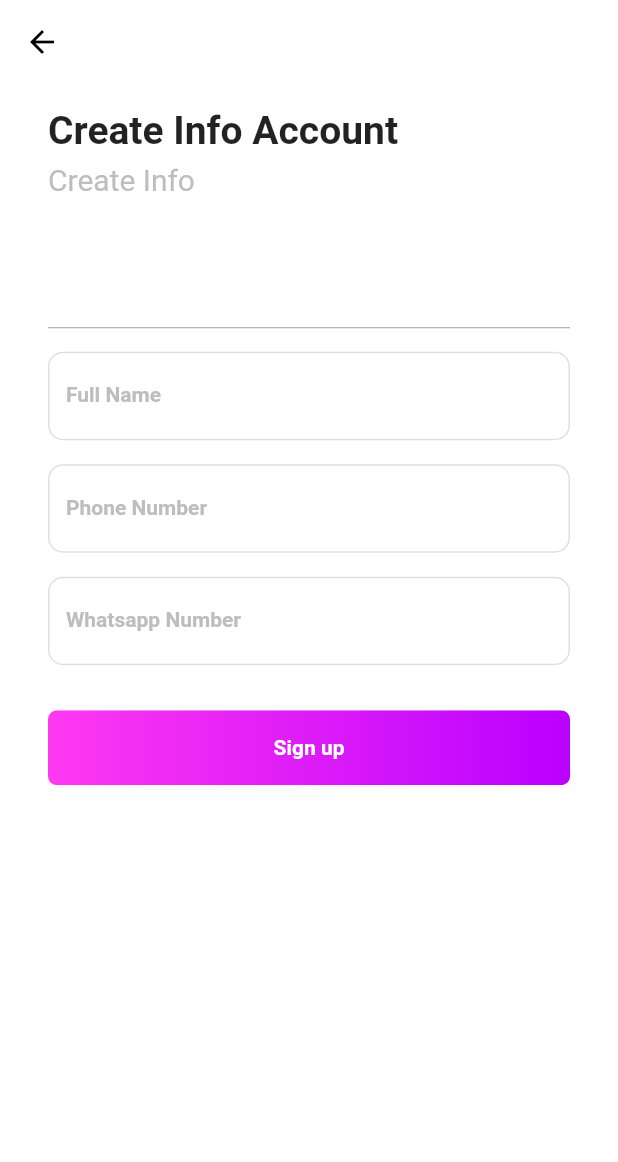
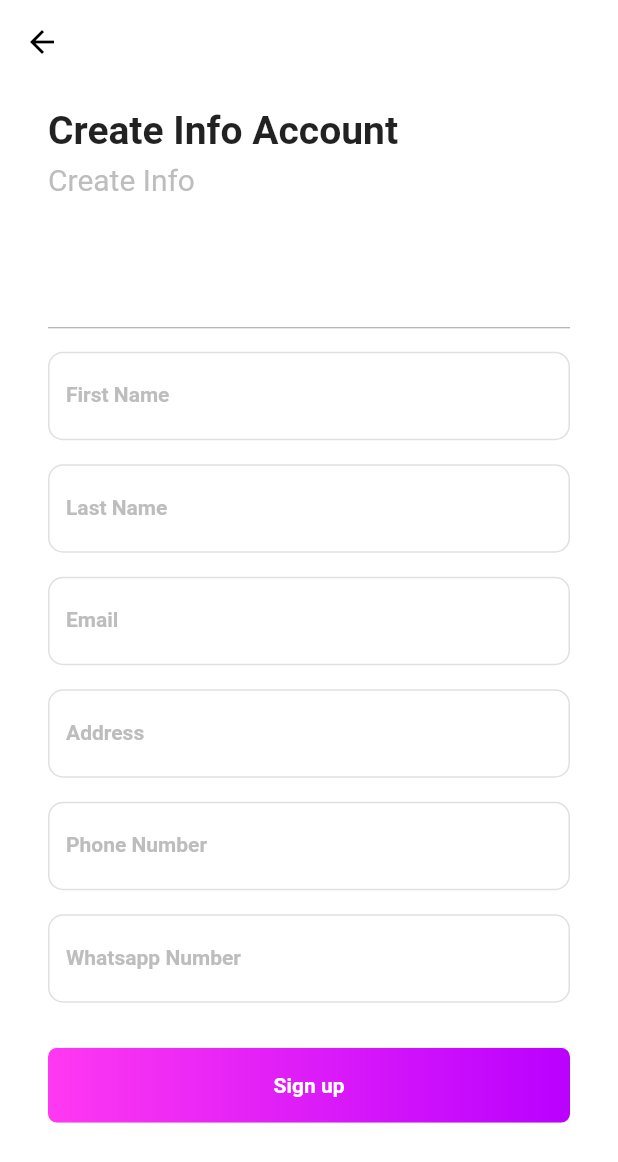
Before and after one commit to renol767/mobile-caffe-both-twennty, a Flutter app: the InfoUser screen opened directly, after a tap on "Sign up", on a phone screen of 412 x 824 dp. Shown: the top 1162 px of the screen. Run offline on Flutter 3.47's test engine with Material 2 defaults, Android fonts, the phone set to English and light mode, and no system bars; our stand-ins replace firebase_auth, firebase_core, flutter_spinkit, page_transition, pinput; accounts and stored records are empty; network calls fail.

Commit message:
usermodel_postdatatoAPI

```diff
--- /dev/null
+++ b/lib/models/user.dart
@@ -0,0 +1,56 @@
+import 'dart:convert';
+import 'package:http/http.dart' as http;
+
+List<User> userFromJson(String str) =>
+    List<User>.from(json.decode(str).map((x) => User.fromJson(x)));
+
+String userToJson(List<User> data) =>
+    json.encode(List<dynamic>.from(data.map((x) => x.toJson())));
+
+class User {
+  User({
+    this.uid,
+    this.firstName,
+    this.lastName,
+    this.email,
+    this.address,
+    this.numberphone,
+    this.numberwhatsapp,
+  });
+
+  String uid;
+  String firstName;
+  String lastName;
+  String email;
+  String address;
+  String numberphone;
+  String numberwhatsapp;
+
+  factory User.fromJson(Map<String, dynamic> json) => User(
+        uid: json["uid"],
+        firstName: json["first_name"],
+        lastName: json["last_name"],
+        email: json["email"],
+        address: json["address"],
+        numberphone: json["numberphone"],
+        numberwhatsapp: json["numberwhatsapp"],
+      );
+  Map<String, dynamic> toJson() => {
+        "uid": uid,
+        "first_name": firstName,
+        "last_name": lastName,
+        "email": email,
+        "address": address,
+        "numberphone": numberphone,
+        "numberwhatsapp": numberwhatsapp,
+      };
+  // static Future<User> connectToAPI(String id) async {
+  //   String apiURL =
+  //       "https://0ba28d60f15343b797e43f64a5a4258a.000webhostapp.com/api/user?uid=" +
+  //           id;
+  //   var apiResult = await http.get(apiURL);
+  //   var jsonObject = json.decode(apiResult.body);
+
+  //   return User.fromJson(jsonObject);
+  // }
+}
--- /dev/null
+++ b/lib/models/usermodel.dart
@@ -0,0 +1,51 @@
+// To parse this JSON data, do
+//
+//     final userModel = userModelFromJson(jsonString);
+
+import 'dart:convert';
+
+List<UserModel> userModelFromJson(String str) =>
+    List<UserModel>.from(json.decode(str).map((x) => UserModel.fromJson(x)));
+
+String userModelToJson(List<UserModel> data) =>
+    json.encode(List<dynamic>.from(data.map((x) => x.toJson())));
+
+class UserModel {
+  UserModel({
+    this.uid,
+    this.firstName,
+    this.lastName,
+    this.email,
+    this.address,
+    this.numberphone,
+    this.numberwhatsapp,
+  });
+
+  String uid;
+  String firstName;
+  String lastName;
+  String email;
+  String address;
+  String numberphone;
+  String numberwhatsapp;
+
+  factory UserModel.fromJson(Map<String, dynamic> json) => UserModel(
+        uid: json["uid"],
+        firstName: json["first_name"],
+        lastName: json["last_name"],
+        email: json["email"],
+        address: json["address"],
+        numberphone: json["numberphone"],
+        numberwhatsapp: json["numberwhatsapp"],
+      );
+
+  Map<String, dynamic> toJson() => {
+        "uid": uid,
+        "first_name": firstName,
+        "last_name": lastName,
+        "email": email,
+        "address": address,
+        "numberphone": numberphone,
+        "numberwhatsapp": numberwhatsapp,
+      };
+}
--- a/lib/page/home.dart
+++ b/lib/page/home.dart
@@ -1,6 +1,9 @@
 import 'package:firebase_auth/firebase_auth.dart';
 import 'package:flutter/material.dart';
 import 'login.dart';
+import '../models/user.dart';
+import 'package:http/http.dart' as http;
+import 'dart:convert';
 
 class Home extends StatefulWidget {
   @override
--- a/lib/page/info_login.dart
+++ b/lib/page/info_login.dart
@@ -1,6 +1,10 @@
+import 'dart:convert';
+import 'package:http/http.dart' as http;
+import 'package:caffe_both_twenty/page/home.dart';
 import 'package:caffe_both_twenty/page/login.dart';
 import 'package:flutter/material.dart';
 import 'package:firebase_auth/firebase_auth.dart';
+import '../models/usermodel.dart';
 
 class InfoUser extends StatefulWidget {
   @override
@@ -8,9 +12,48 @@ class InfoUser extends StatefulWidget {
 }
 
 class _InfoUserState extends State<InfoUser> {
+  Future<UserModel> createUser(
+      String uid,
+      String firstname,
+      String lastname,
+      String email,
+      String address,
+      String numberphone,
+      String numberwhatsapp) async {
+    final String apiURL =
+        "https://0ba28d60f15343b797e43f64a5a4258a.000webhostapp.com/api/user";
+    final response = await http.post(apiURL, body: {
+      "uid": uid,
+      "first_name": firstname,
+      "last_name": lastname,
+      "email": email,
+      "address": address,
+      "numberphone": numberphone,
+      "numberwhatsapp": numberwhatsapp
+    });
+
+    if (response.statusCode == 200) {
+      var responseString = json.decode(response.body);
+
+      return UserModel.fromJson(responseString);
+    } else {
+      return null;
+    }
+  }
+
+  TextEditingController _uidController = new TextEditingController();
+  TextEditingController _firstnameController = new TextEditingController();
+  TextEditingController _lastnameController = new TextEditingController();
+  TextEditingController _emailController = new TextEditingController();
+  TextEditingController _addressController = new TextEditingController();
+  TextEditingController _numberphoneController = new TextEditingController();
+  TextEditingController _numberwhatsappController = new TextEditingController();
   String uid, numberphone;
+  // UserDetail user = null;
   @override
   Widget build(BuildContext context) {
+    _uidController.text = uid;
+    String _user;
     return Scaffold(
         resizeToAvoidBottomInset: false,
         appBar: AppBar(
@@ -65,21 +108,21 @@ class _InfoUserState extends State<InfoUser> {
                     height: 30.0,
                   ),
                   TextFormField(
-                    initialValue: uid,
+                    controller: _uidController,
                     decoration: InputDecoration(
                       enabled: false,
                       labelText: uid,
                       labelStyle: TextStyle(
                           fontSize: 14,
-                          color: Colors.grey.shade400,
+                          color: Colors.white,
                           fontWeight: FontWeight.w600),
                       enabledBorder: OutlineInputBorder(
                         borderRadius: BorderRadius.circular(10),
-                        borderSide: BorderSide(color: Colors.grey.shade300),
+                        borderSide: BorderSide(color: Colors.white),
                       ),
                       focusedBorder: OutlineInputBorder(
                         borderRadius: BorderRadius.circular(10),
-                        borderSide: BorderSide(color: Colors.purple.shade300),
+                        borderSide: BorderSide(color: Colors.white),
                       ),
                       floatingLabelBehavior: FloatingLabelBehavior.auto,
                     ),
@@ -90,8 +133,78 @@ class _InfoUserState extends State<InfoUser> {
                   Column(
                     children: <Widget>[
                       TextField(
+                        controller: _firstnameController,
                         decoration: InputDecoration(
-                          labelText: "Full Name",
+                          labelText: "First Name",
+                          labelStyle: TextStyle(
+                              fontSize: 14,
+                              color: Colors.grey.shade400,
+                              fontWeight: FontWeight.w600),
+                          enabledBorder: OutlineInputBorder(
+                            borderRadius: BorderRadius.circular(10),
+                            borderSide: BorderSide(color: Colors.grey.shade300),
+                          ),
+                          focusedBorder: OutlineInputBorder(
+                            borderRadius: BorderRadius.circular(10),
+                            borderSide:
+                                BorderSide(color: Colors.purple.shade300),
+                          ),
+                          floatingLabelBehavior: FloatingLabelBehavior.auto,
+                        ),
+                      ),
+                      SizedBox(
+                        height: 16,
+                      ),
+                      TextField(
+                        controller: _lastnameController,
+                        decoration: InputDecoration(
+                          labelText: "Last Name",
+                          labelStyle: TextStyle(
+                              fontSize: 14,
+                              color: Colors.grey.shade400,
+                              fontWeight: FontWeight.w600),
+                          enabledBorder: OutlineInputBorder(
+                            borderRadius: BorderRadius.circular(10),
+                            borderSide: BorderSide(color: Colors.grey.shade300),
+                          ),
+                          focusedBorder: OutlineInputBorder(
+                            borderRadius: BorderRadius.circular(10),
+                            borderSide:
+                                BorderSide(color: Colors.purple.shade300),
+                          ),
+                          floatingLabelBehavior: FloatingLabelBehavior.auto,
+                        ),
+                      ),
+                      SizedBox(
+                        height: 16,
+                      ),
+                      TextField(
+                        controller: _emailController,
+                        decoration: InputDecoration(
+                          labelText: "Email",
+                          labelStyle: TextStyle(
+                              fontSize: 14,
+                              color: Colors.grey.shade400,
+                              fontWeight: FontWeight.w600),
+                          enabledBorder: OutlineInputBorder(
+                            borderRadius: BorderRadius.circular(10),
+                            borderSide: BorderSide(color: Colors.grey.shade300),
+                          ),
+                          focusedBorder: OutlineInputBorder(
+                            borderRadius: BorderRadius.circular(10),
+                            borderSide:
+                                BorderSide(color: Colors.purple.shade300),
+                          ),
+                          floatingLabelBehavior: FloatingLabelBehavior.auto,
+                        ),
+                      ),
+                      SizedBox(
+                        height: 16,
+                      ),
+                      TextField(
+                        controller: _addressController,
+                        decoration: InputDecoration(
+                          labelText: "Address",
                           labelStyle: TextStyle(
                               fontSize: 14,
                               color: Colors.grey.shade400,
@@ -112,7 +225,7 @@ class _InfoUserState extends State<InfoUser> {
                         height: 16,
                       ),
                       TextFormField(
-                        initialValue: numberphone,
+                        controller: _numberphoneController,
                         decoration: InputDecoration(
                           labelText: "Phone Number",
                           labelStyle: TextStyle(
@@ -134,8 +247,8 @@ class _InfoUserState extends State<InfoUser> {
                         height: 16,
                       ),
                       TextField(
+                        controller: _numberwhatsappController,
                         decoration: InputDecoration(
-                          prefixText: "+62",
                           labelText: "Whatsapp Number",
                           labelStyle: TextStyle(
                               fontSize: 14,
@@ -159,7 +272,20 @@ class _InfoUserState extends State<InfoUser> {
                       Container(
                         height: 50,
                         child: FlatButton(
-                          onPressed: () {},
+                          onPressed: () async {
+                            final UserModel user = await createUser(
+                                _uidController.text,
+                                _firstnameController.text,
+                                _lastnameController.text,
+                                _emailController.text,
+                                _addressController.text,
+                                _numberphoneController.text,
+                                _numberwhatsappController.text);
+                            Navigator.push(
+                                context,
+                                MaterialPageRoute(
+                                    builder: (context) => Home()));
+                          },
                           padding: EdgeInsets.all(0),
                           shape: RoundedRectangleBorder(
                             borderRadius: BorderRadius.circular(6),
--- a/pubspec.yaml
+++ b/pubspec.yaml
@@ -33,6 +33,7 @@ dependencies:
   pinput: ^0.2.6
   flutter_spinkit: "^4.1.2"
   page_transition: "^1.1.7+6"
+  http: ^0.12.2
 
 dev_dependencies:
   flutter_test:
```
Also changed, not shown: pubspec.lock, 1 other file.
